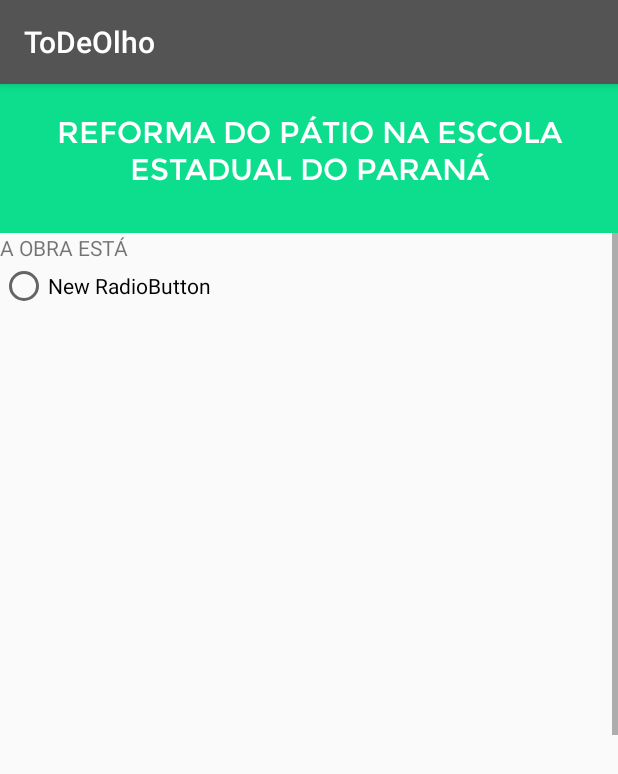
After one commit to CodeForCuritiba/todeolho, an Android app: the fragment FiscalizarFragment shown on its own in the app's theme, on a phone screen of 412 x 824 dp. The commit adds this screen. Shown: the top 774 px of the screen. Run offline under Robolectric (Android 15) with nearby library versions, the phone set to English and light mode, and no system bars.

Commit message:
Inclusão da dialog fragment

```diff
--- /dev/null
+++ b/app/src/main/java/br/com/todeolho/todeolho/FiscalizarFragment.java
@@ -0,0 +1,46 @@
+package br.com.todeolho.todeolho;
+
+import android.os.Bundle;
+import android.support.annotation.Nullable;
+import android.support.v4.app.Fragment;
+import android.support.v7.widget.LinearLayoutManager;
+import android.support.v7.widget.RecyclerView;
+import android.view.LayoutInflater;
+import android.view.View;
+import android.view.ViewGroup;
+
+import br.com.todeolho.todeolho.adapter.PerguntasAdapter;
+
+/**
+ * Created by gustavomagalhaes on 4/13/16.
+ */
+public class FiscalizarFragment extends Fragment {
+
+    private RecyclerView mRecyclerView;
+    private RecyclerView.Adapter mAdapter;
+    private RecyclerView.LayoutManager mLayoutManager;
+
+
+
+    @Nullable
+    @Override
+    public View onCreateView(LayoutInflater inflater, ViewGroup container, Bundle savedInstanceState) {
+        View v = inflater.inflate(R.layout.fragment_fiscalizar, container, false);
+
+        mRecyclerView = (RecyclerView) v.findViewById(R.id.lstPergunta);
+
+        // use this setting to improve performance if you know that changes
+        // in content do not change the layout size of the RecyclerView
+        mRecyclerView.setHasFixedSize(true);
+
+        // use a linear layout manager
+        mLayoutManager = new LinearLayoutManager(getActivity());
+        mRecyclerView.setLayoutManager(mLayoutManager);
+
+        // specify an adapter (see also next example)
+        mAdapter = new PerguntasAdapter(new String[]{"", ""});
+        mRecyclerView.setAdapter(mAdapter);
+
+        return v;
+    }
+}
--- a/app/src/main/java/br/com/todeolho/todeolho/MainActivity.java
+++ b/app/src/main/java/br/com/todeolho/todeolho/MainActivity.java
@@ -46,6 +46,7 @@ public class MainActivity extends AppCompatActivity  implements ViewPager.OnPage
         // Create the adapter that will return a fragment for each of the three
         // primary sections of the activity.
         mSectionsPagerAdapter = new SectionsPagerAdapter(getSupportFragmentManager());
+
 
         // Set up the ViewPager with the sections adapter.
         mViewPager = (ViewPager) findViewById(R.id.container);
@@ -130,8 +131,6 @@ public class MainActivity extends AppCompatActivity  implements ViewPager.OnPage
                     fragment = new PerfilFragment();
                     break;
             }
-
-
             return fragment;
         }
 
--- a/app/src/main/java/br/com/todeolho/todeolho/MarkerFragmentDialog.java
+++ b/app/src/main/java/br/com/todeolho/todeolho/MarkerFragmentDialog.java
@@ -24,7 +24,6 @@ public class MarkerFragmentDialog extends DialogFragment implements View.OnClick
     @Nullable
     @Override
     public View onCreateView(LayoutInflater inflater, ViewGroup container, Bundle savedInstanceState) {
-
         View v = inflater.inflate(R.layout.info_marker, null);
         getDialog().requestWindowFeature(Window.FEATURE_NO_TITLE);
         getDialog().getWindow().setBackgroundDrawable(new ColorDrawable(Color.TRANSPARENT));
@@ -42,6 +41,11 @@ public class MarkerFragmentDialog extends DialogFragment implements View.OnClick
             Toast.makeText(getActivity(), "Avaliar", Toast.LENGTH_LONG).show();
         } else if (v.getId() == R.id.btnFiscalize) {
             Toast.makeText(getActivity(), "Fiscalizar", Toast.LENGTH_LONG).show();
+
+            FiscalizarFragment fiscalizar = new FiscalizarFragment();
+            getFragmentManager().beginTransaction().add(fiscalizar, "teste").commit();
+
+            dismiss();
         } else if (v.getId() == R.id.btnFechar){
             Toast.makeText(getActivity(), "Fechar", Toast.LENGTH_LONG).show();
         }
--- /dev/null
+++ b/app/src/main/java/br/com/todeolho/todeolho/adapter/PerguntasAdapter.java
@@ -0,0 +1,58 @@
+package br.com.todeolho.todeolho.adapter;
+
+import android.support.v7.widget.RecyclerView;
+import android.view.LayoutInflater;
+import android.view.View;
+import android.view.ViewGroup;
+import android.widget.TextView;
+
+import br.com.todeolho.todeolho.R;
+
+/**
+ * Created by gustavomagalhaes on 4/13/16.
+ */
+public class PerguntasAdapter extends RecyclerView.Adapter<PerguntasAdapter.ViewHolder> {
+
+    private String[] mDataset;
+
+    // Provide a reference to the views for each data item
+    // Complex data items may need more than one view per item, and
+    // you provide access to all the views for a data item in a view holder
+    public static class ViewHolder extends RecyclerView.ViewHolder {
+        // each data item is just a string in this case
+        public TextView mTextView;
+        public ViewHolder(View v) {
+            super(v);
+        }
+    }
+
+    // Provide a suitable constructor (depends on the kind of dataset)
+    public PerguntasAdapter(String[] myDataset) {
+        mDataset = myDataset;
+    }
+
+    // Create new views (invoked by the layout manager)
+    @Override
+    public PerguntasAdapter.ViewHolder onCreateViewHolder(ViewGroup parent, int viewType) {
+        // create a new view
+        View v = LayoutInflater.from(parent.getContext()).inflate(R.layout.cell_pergunta, parent, false);
+        // set the view's size, margins, paddings and layout parameters
+        ViewHolder vh = new ViewHolder(v);
+        return vh;
+    }
+
+    // Replace the contents of a view (invoked by the layout manager)
+    @Override
+    public void onBindViewHolder(ViewHolder holder, int position) {
+        // - get element from your dataset at this position
+        // - replace the contents of the view with that element
+//        holder.mTextView.setText(mDataset[position]);
+
+    }
+
+    // Return the size of your dataset (invoked by the layout manager)
+    @Override
+    public int getItemCount() {
+        return mDataset.length;
+    }
+}
--- /dev/null
+++ b/app/src/main/res/layout/cell_pergunta.xml
@@ -0,0 +1,18 @@
+<?xml version="1.0" encoding="utf-8"?>
+<LinearLayout xmlns:android="http://schemas.android.com/apk/res/android"
+    android:orientation="vertical" android:layout_width="match_parent"
+    android:layout_height="match_parent">
+
+    <TextView
+        android:layout_width="wrap_content"
+        android:layout_height="wrap_content"
+        android:text="A OBRA ESTÁ"/>
+
+    <RadioButton
+        android:id="@+id/radioButton"
+        android:layout_width="wrap_content"
+        android:layout_height="wrap_content"
+        android:text="New RadioButton"/>
+
+
+</LinearLayout>
--- /dev/null
+++ b/app/src/main/res/layout/fragment_fiscalizar.xml
@@ -0,0 +1,30 @@
+<?xml version="1.0" encoding="utf-8"?>
+<LinearLayout xmlns:android="http://schemas.android.com/apk/res/android"
+    android:orientation="vertical" android:layout_width="match_parent"
+    android:layout_height="match_parent">
+
+    <FrameLayout
+        android:layout_width="match_parent"
+        android:layout_height="wrap_content"
+        android:background="@color/colorPrimaryDark"
+        android:paddingBottom="30dp">
+
+        <br.com.todeolho.todeolho.component.CustomTextView
+            android:layout_width="wrap_content"
+            android:layout_height="wrap_content"
+            android:paddingTop="20dp"
+            android:gravity="center_horizontal"
+            android:textColor="@color/colorWhite"
+            android:textSize="20sp"
+            android:textAllCaps="true"
+            android:text="reforma do pátio na escola estadual do paraná"/>
+
+    </FrameLayout>
+
+    <android.support.v7.widget.RecyclerView
+        android:id="@+id/lstPergunta"
+        android:scrollbars="vertical"
+        android:layout_width="match_parent"
+        android:layout_height="match_parent"/>
+
+</LinearLayout>
```
